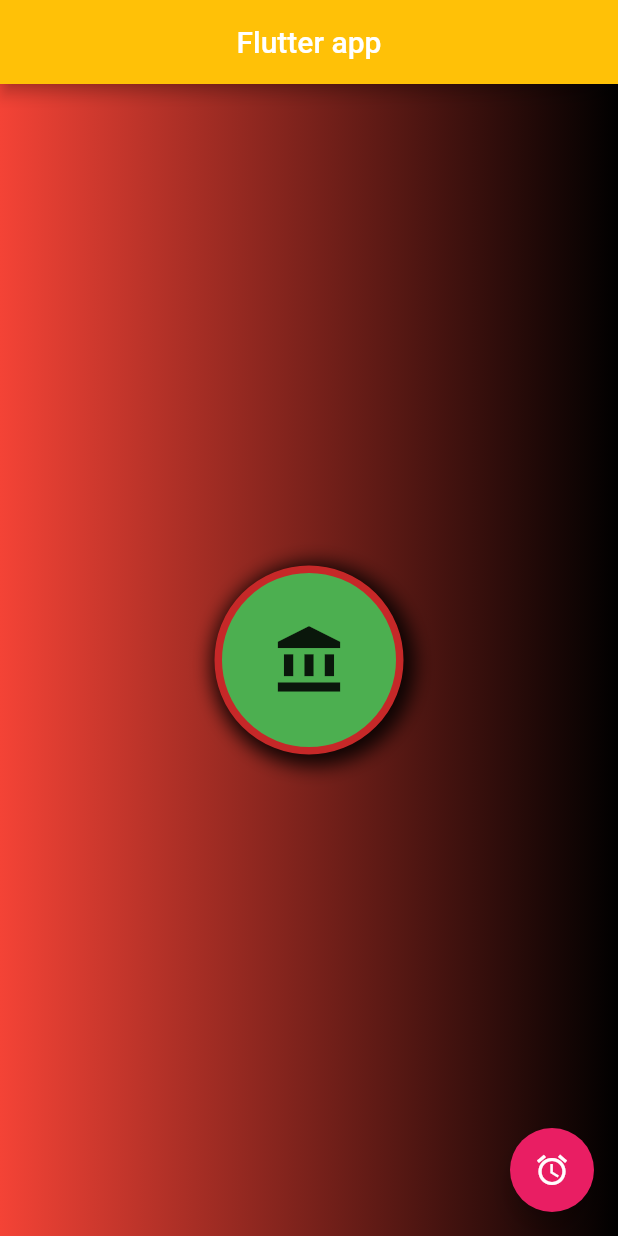
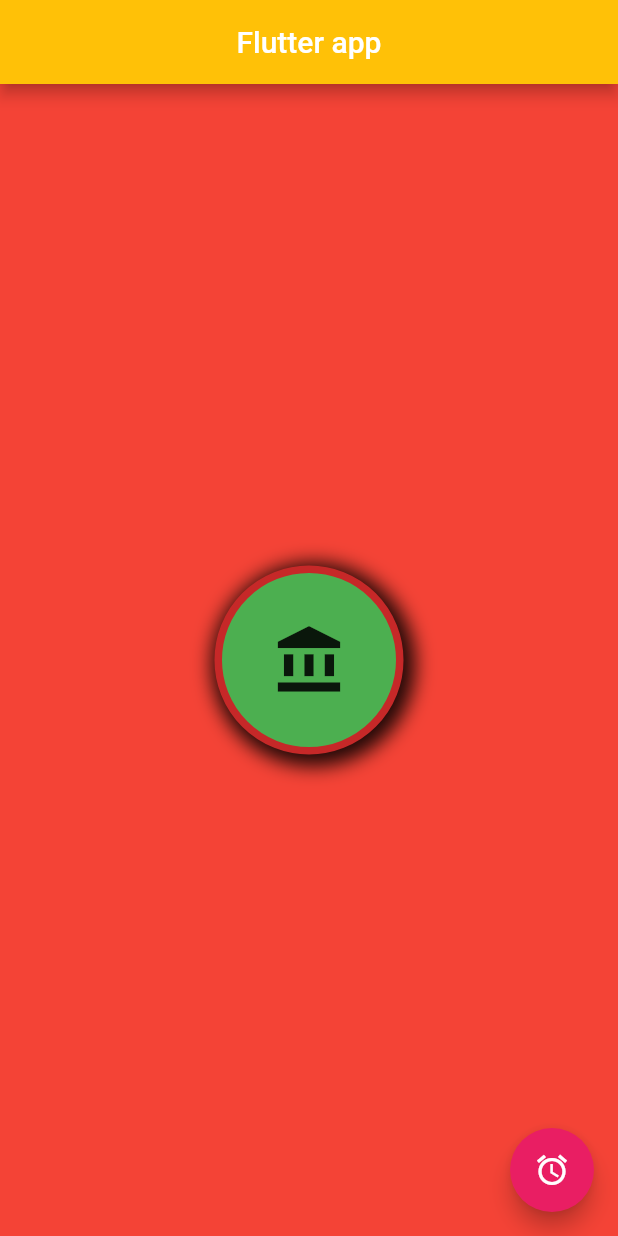
Before and after one commit to Andrey-Tsaryk/Flutter-app, a Flutter app: the screen it shows after launch, on a phone screen of 412 x 824 dp. Run offline on Flutter 3.47's test engine with Material 2 defaults, Android fonts, the phone set to English and light mode, and no system bars.

Commit message:
My first commit

```diff
--- a/lib/main.dart
+++ b/lib/main.dart
@@ -50,7 +50,7 @@ class MyApp extends StatelessWidget {
             gradient: LinearGradient(
               colors: [
                 Colors.red[500],
-                Colors.black,
+                Colors.red,
               ],
             ),
           ),
```
